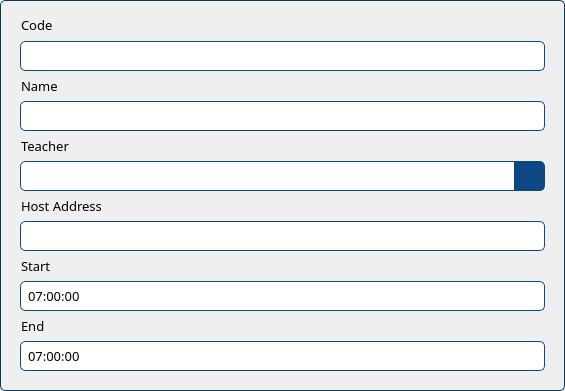
Qt form Admin/Misc/Templates/class_item.ui (ZVDCM/Horace) before a commit.
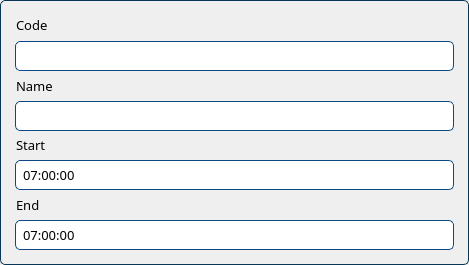
The same form after that commit. Icons and pictures are not drawn.

Commit message: Class Add Bulk

```diff
--- a/Admin/Misc/Templates/class_item.ui
+++ b/Admin/Misc/Templates/class_item.ui
@@ -6,10 +6,22 @@
    <rect>
     <x>0</x>
     <y>0</y>
-    <width>565</width>
-    <height>390</height>
+    <width>469</width>
+    <height>265</height>
    </rect>
   </property>
+  <property name="minimumSize">
+   <size>
+    <width>0</width>
+    <height>265</height>
+   </size>
+  </property>
+  <property name="maximumSize">
+   <size>
+    <width>16777215</width>
+    <height>265</height>
+   </size>
+  </property>
   <property name="styleSheet">
    <string notr="true">QWidget#w_class_item {
   padding: 1px 5px;
@@ -43,18 +55,36 @@
 }
 </string>
   </property>
+  <layout class="QVBoxLayout" name="verticalLayout_2">
+   <property name="spacing">
+    <number>0</number>
+   </property>
+   <property name="leftMargin">
+    <number>0</number>
+   </property>
+   <property name="topMargin">
+    <number>0</number>
+   </property>
+   <property name="rightMargin">
+    <number>0</number>
+   </property>
+   <property name="bottomMargin">
+    <number>0</number>
+   </property>
+   <item>
+    <widget class="QWidget" name="widget" native="true">
   <layout class="QVBoxLayout" name="verticalLayout">
    <property name="leftMargin">
-    <number>20</number>
+       <number>15</number>
    </property>
    <property name="topMargin">
     <number>15</number>
    </property>
    <property name="rightMargin">
-    <number>20</number>
+       <number>15</number>
    </property>
    <property name="bottomMargin">
-    <number>20</number>
+       <number>15</number>
    </property>
    <item>
     <layout class="QHBoxLayout" name="horizontalLayout_39">
@@ -197,150 +227,6 @@
      </property>
     </widget>
    </item>
-   <item>
-    <widget class="QLabel" name="label_35">
-     <property name="sizePolicy">
-      <sizepolicy hsizetype="Preferred" vsizetype="Fixed">
-       <horstretch>0</horstretch>
-       <verstretch>0</verstretch>
-      </sizepolicy>
-     </property>
-     <property name="font">
-      <font>
-       <family>Barlow</family>
-       <pointsize>10</pointsize>
-      </font>
-     </property>
-     <property name="text">
-      <string>Teacher</string>
-     </property>
-     <property name="indent">
-      <number>1</number>
-     </property>
-    </widget>
-   </item>
-   <item>
-    <layout class="QHBoxLayout" name="horizontalLayout_43">
-     <property name="spacing">
-      <number>0</number>
-     </property>
-     <item>
-      <widget class="QLineEdit" name="txt_class_item_teacher">
-       <property name="sizePolicy">
-        <sizepolicy hsizetype="Expanding" vsizetype="Fixed">
-         <horstretch>0</horstretch>
-         <verstretch>0</verstretch>
-        </sizepolicy>
-       </property>
-       <property name="minimumSize">
-        <size>
-         <width>0</width>
-         <height>30</height>
-        </size>
-       </property>
-       <property name="font">
-        <font>
-         <family>Barlow</family>
-         <pointsize>10</pointsize>
-        </font>
-       </property>
-       <property name="styleSheet">
-        <string notr="true">border-radius: none;
-border-top-left-radius: 5px;
-border-bottom-left-radius: 5px;</string>
-       </property>
-      </widget>
-     </item>
-     <item>
-      <widget class="QPushButton" name="btn_section_item_get_teacher">
-       <property name="sizePolicy">
-        <sizepolicy hsizetype="Fixed" vsizetype="Fixed">
-         <horstretch>0</horstretch>
-         <verstretch>0</verstretch>
-        </sizepolicy>
-       </property>
-       <property name="minimumSize">
-        <size>
-         <width>30</width>
-         <height>30</height>
-        </size>
-       </property>
-       <property name="maximumSize">
-        <size>
-         <width>30</width>
-         <height>30</height>
-        </size>
-       </property>
-       <property name="font">
-        <font>
-         <family>Barlow</family>
-         <pointsize>12</pointsize>
-         <weight>75</weight>
-         <bold>true</bold>
-        </font>
-       </property>
-       <property name="cursor">
-        <cursorShape>PointingHandCursor</cursorShape>
-       </property>
-       <property name="styleSheet">
-        <string notr="true">border-top-right-radius: 5px;
-border-bottom-right-radius: 5px;</string>
-       </property>
-       <property name="text">
-        <string/>
-       </property>
-       <property name="icon">
-        <iconset resource="C:/Users/moral/Desktop/Resources/Resources.qrc">
-         <normaloff>:/icons/search.png</normaloff>:/icons/search.png</iconset>
-       </property>
-       <property name="iconSize">
-        <size>
-         <width>18</width>
-         <height>18</height>
-        </size>
-       </property>
-      </widget>
-     </item>
-    </layout>
-   </item>
-   <item>
-    <widget class="QLabel" name="label_26">
-     <property name="sizePolicy">
-      <sizepolicy hsizetype="Preferred" vsizetype="Fixed">
-       <horstretch>0</horstretch>
-       <verstretch>0</verstretch>
-      </sizepolicy>
-     </property>
-     <property name="font">
-      <font>
-       <family>Barlow</family>
-       <pointsize>10</pointsize>
-      </font>
-     </property>
-     <property name="text">
-      <string>Host Address</string>
-     </property>
-     <property name="indent">
-      <number>1</number>
-     </property>
-    </widget>
-   </item>
-   <item>
-    <widget class="QLineEdit" name="txt_class_host_address">
-     <property name="minimumSize">
-      <size>
-       <width>0</width>
-       <height>30</height>
-      </size>
-     </property>
-     <property name="font">
-      <font>
-       <family>Barlow</family>
-       <pointsize>10</pointsize>
-      </font>
-     </property>
-    </widget>
-   </item>
    <item>
     <widget class="QLabel" name="label_23">
      <property name="sizePolicy">
@@ -435,6 +321,9 @@
        <second>0</second>
       </time>
      </property>
+       </widget>
+      </item>
+     </layout>
     </widget>
    </item>
   </layout>
```
Lines whose indentation alone changed are shown as unchanged. The commit also changes 11 other files.
